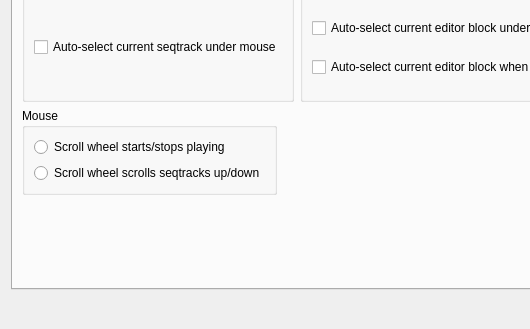
Above: Qt/qt4_preferences.ui from kmatheussen/radium before the change; both pictures show x 0 to 530 and y 229 to 558 of the 1125 by 558 pixel window. Below: the same form after it.
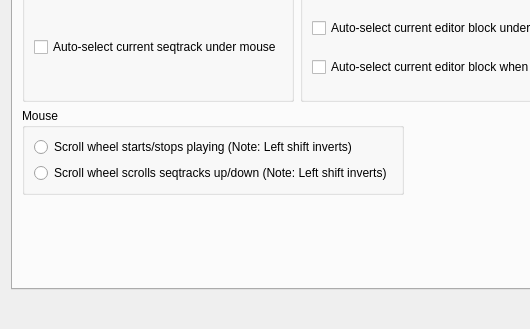
That is the form after the change.

Commit message: Sequencer: prev. commit, step 2, and final

Diff of the .ui file:
```diff
--- a/Qt/qt4_preferences.ui
+++ b/Qt/qt4_preferences.ui
@@ -3342,14 +3342,14 @@
             <item>
              <widget class="QRadioButton" name="sequencer_scroll_wheel_starts_stops_playing">
               <property name="text">
-               <string>Scroll wheel starts/stops playing</string>
+               <string>Scroll wheel starts/stops playing (Note: Left shift inverts)</string>
               </property>
              </widget>
             </item>
             <item>
              <widget class="QRadioButton" name="radioButton_2">
               <property name="text">
-               <string>Scroll wheel scrolls seqtracks up/down</string>
+               <string>Scroll wheel scrolls seqtracks up/down (Note: Left shift inverts)</string>
               </property>
              </widget>
             </item>
```
Left out of the diff: 2 changed lines with no effect on the pictures. The commit also changes 1 other file.
